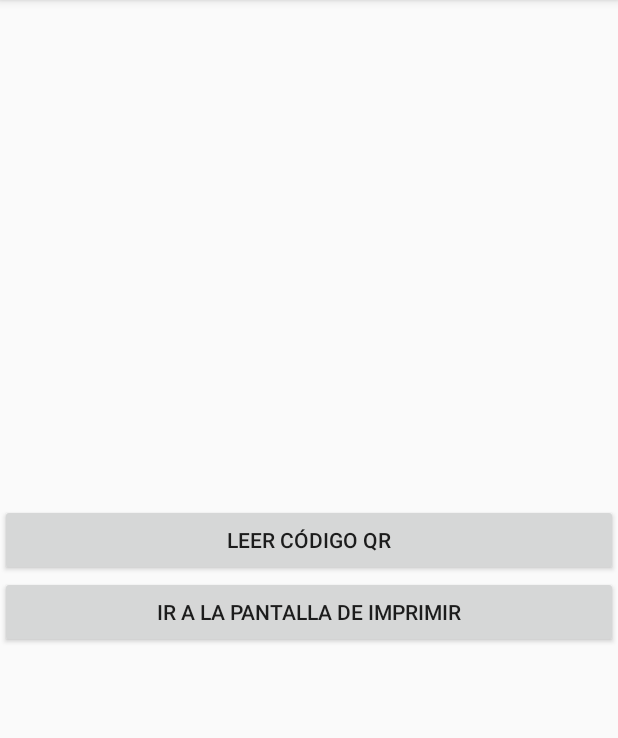
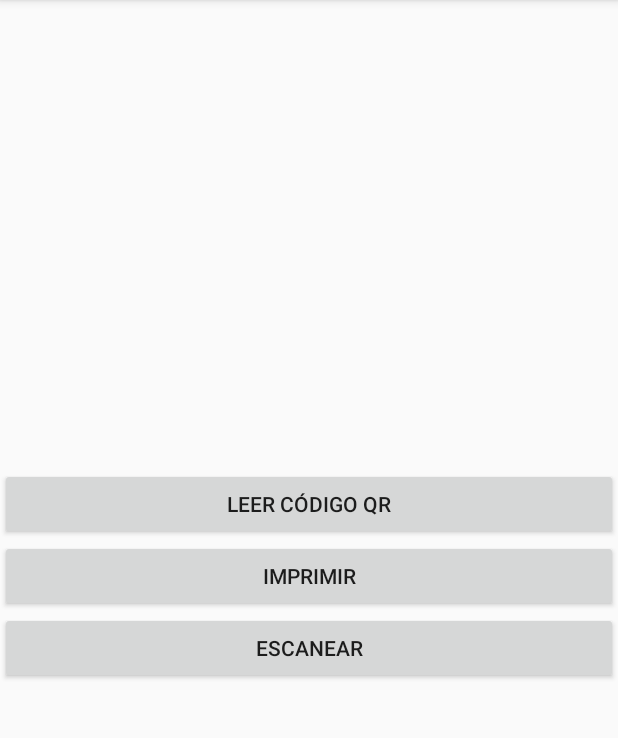
Before and after one commit to Not-Soti/ContactlessPrinterOp, an Android app: the screen it shows after launch (MainActivity), on a phone screen of 412 x 824 dp, the part 84-822 px from its top. Run offline under Robolectric (Android 15) with nearby library versions, the phone set to English and light mode, and no system bars.

Commit message:
Busqueda de escáneres en red

```diff
--- a/build.gradle
+++ b/build.gradle
@@ -7,7 +7,7 @@ buildscript {
         jcenter()
     }
     dependencies {
-        classpath "com.android.tools.build:gradle:4.0.0"
+        classpath 'com.android.tools.build:gradle:4.1.1'
         classpath "org.jetbrains.kotlin:kotlin-gradle-plugin:$kotlin_version"
 
         // NOTE: Do not place your application dependencies here; they belong
--- a/movil/build.gradle
+++ b/movil/build.gradle
@@ -28,6 +28,7 @@ dependencies {
     implementation 'androidx.appcompat:appcompat:1.2.0'
     implementation 'androidx.constraintlayout:constraintlayout:2.0.4'
     implementation 'androidx.print:print:1.0.0'
+    implementation fileTree(dir: '/home/sergio/Escritorio/HPScanSDK_Android_1.0.1', include: ['*.aar', '*.jar'], exclude: [])
     testImplementation 'junit:junit:4.12'
     androidTestImplementation 'androidx.test.ext:junit:1.1.2'
     androidTestImplementation 'androidx.test.espresso:espresso-core:3.3.0'
--- a/movil/src/main/AndroidManifest.xml
+++ b/movil/src/main/AndroidManifest.xml
@@ -11,7 +11,10 @@
     <uses-permission android:name="android.permission.ACCESS_NETWORK_STATE" />
 
     <uses-permission android:name="android.permission.READ_EXTERNAL_STORAGE"/>
-    <uses-permission android:name="android.permission.READ_EXTERNAL_STORAGE" />
+
+    <uses-permission android:name="android.permission.INTERNET" />
+    <uses-permission android:name="android.permission.CHANGE_WIFI_MULTICAST_STATE" />
+
 
     <application
         android:allowBackup="true"
@@ -31,6 +34,7 @@
 
         <activity android:name=".ReadQrActivity"/>
         <activity android:name=".PrintActivity" />
+        <activity android:name=".ScanActivity" />
     </application>
 
 </manifest>
--- a/movil/src/main/java/com/example/movil/MainActivity.kt
+++ b/movil/src/main/java/com/example/movil/MainActivity.kt
@@ -14,13 +14,15 @@ class MainActivity : AppCompatActivity(){
 
     lateinit var buttonReadQr: Button
     lateinit var buttonPrint: Button
+    lateinit var buttonScan: Button
 
     override fun onCreate(savedInstanceState: Bundle?) {
         super.onCreate(savedInstanceState)
         setContentView(R.layout.activity_main)
 
         buttonReadQr = findViewById(R.id.act_main_readQrButton)
-        buttonPrint = findViewById(R.id.act_main_goPrintActivity)
+        buttonPrint = findViewById(R.id.act_main_startPrintActivity)
+        buttonScan = findViewById(R.id.act_main_startScanActivity)
 
         buttonPrint.setOnClickListener(object : View.OnClickListener{
             override fun onClick(p0: View?) {
@@ -36,6 +38,14 @@ class MainActivity : AppCompatActivity(){
                 startActivity(i)
             }
         })
+
+        //Scan activity
+        buttonScan.setOnClickListener(object : View.OnClickListener{
+            override fun onClick(v: View?) {
+                startActivity(Intent(this@MainActivity, ScanActivity::class.java))
+            }
+
+        })
     }
 
     //Se cierra la app
--- a/movil/src/main/res/layout/activity_main.xml
+++ b/movil/src/main/res/layout/activity_main.xml
@@ -16,9 +16,15 @@
         android:text="Leer código QR" />
 
     <Button
-        android:id="@+id/act_main_goPrintActivity"
+        android:id="@+id/act_main_startPrintActivity"
         android:layout_width="match_parent"
         android:layout_height="wrap_content"
-        android:text="ir a la pantalla de imprimir" />
+        android:text="Imprimir" />
+
+    <Button
+        android:id="@+id/act_main_startScanActivity"
+        android:layout_width="match_parent"
+        android:layout_height="wrap_content"
+        android:text="Escanear" />
 
 </LinearLayout>
```
Also changed, not shown: movil/src/main/java/com/example/movil/ScanActivity.kt (added, +66 -0 lines), movil/src/main/java/com/example/movil/ScannerListAdapter.kt (added, +42 -0 lines), movil/src/main/res/layout/activity_scan.xml (added, +10 -0 lines), gradle/wrapper/gradle-wrapper.properties.
